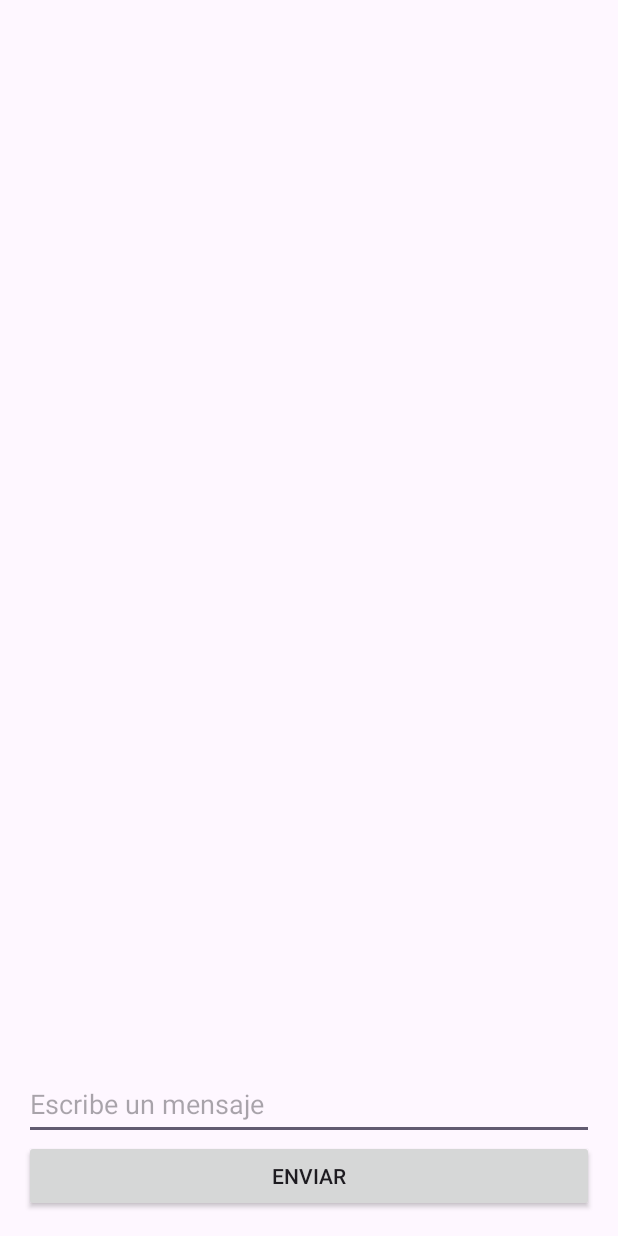
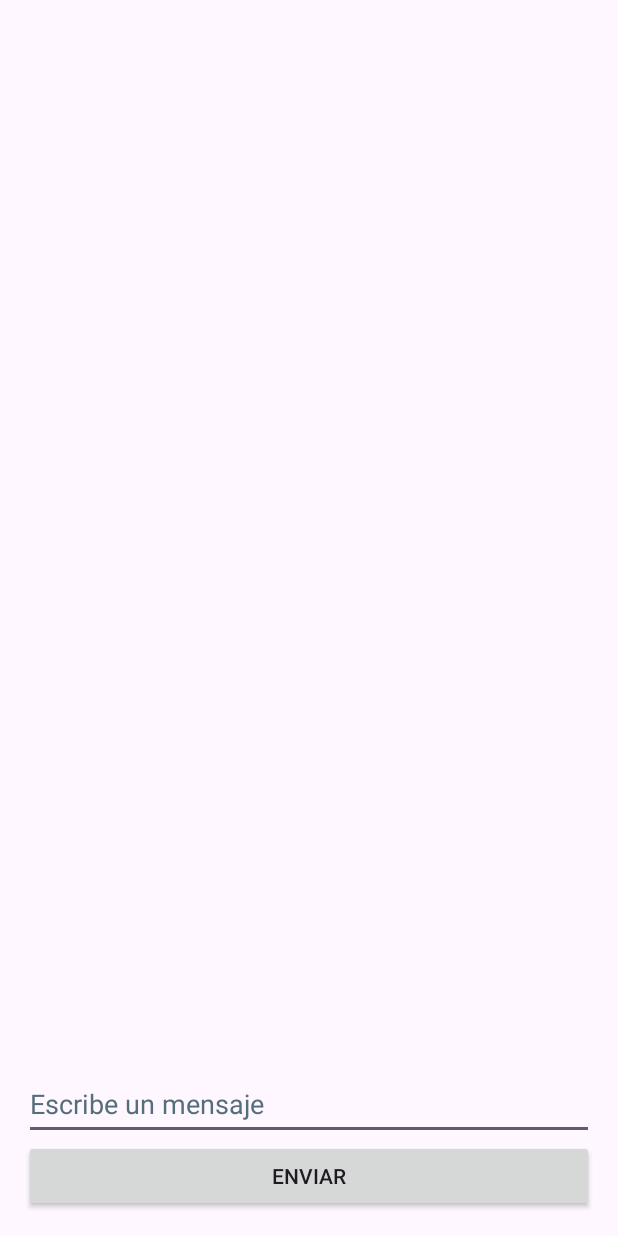
Before and after one commit to MarioPG6/Laboratorio-Messenger, an Android app: the RecieveMessageActivity screen opened directly, with no data from a screen before it, on a phone screen of 412 x 824 dp. Run offline under Robolectric (Android 15) with nearby library versions, the phone set to English and light mode, and no system bars.

Commit message:
Coreccion de errores

```diff
--- a/app/src/main/res/layout/activity_recieve_message.xml
+++ b/app/src/main/res/layout/activity_recieve_message.xml
@@ -1,28 +1,34 @@
 <?xml version="1.0" encoding="utf-8"?>
 <LinearLayout
     xmlns:android="http://schemas.android.com/apk/res/android"
+    xmlns:tools="http://schemas.android.com/tools"
     android:layout_width="match_parent"
     android:layout_height="match_parent"
     android:padding="16dp"
-    android:orientation="vertical">
+    android:orientation="vertical"
+    tools:ignore="VisualLintBounds">
 
     <ListView
         android:id="@+id/chat_list"
         android:layout_width="match_parent"
         android:layout_height="0dp"
-        android:layout_weight="1"/>
+        android:layout_weight="1" />
 
     <EditText
         android:id="@+id/message"
         android:layout_width="match_parent"
         android:layout_height="wrap_content"
-        android:hint="Escribe un mensaje"
-        android:minHeight="48dp" />
+        android:autofillHints=""
+        android:hint="@string/escribe_un_mensaje1"
+        android:minHeight="48dp"
+        android:textColorHint="#546E7A"
+        tools:ignore="VisualLintTextFieldSize" />
 
     <Button
         android:id="@+id/send_button"
         android:layout_width="match_parent"
         android:layout_height="wrap_content"
-        android:text="Enviar"/>
+        android:text="@string/enviar1"
+        tools:ignore="VisualLintButtonSize" />
 
 </LinearLayout>
--- a/app/src/main/res/values/strings.xml
+++ b/app/src/main/res/values/strings.xml
@@ -5,4 +5,6 @@
     <string name="enviar">Enviar</string>
     <string name="escribe_un_mensaje">Escribe un mensaje</string>
     <string name="eliminar_mensajes">Eliminar mensajes</string>
+    <string name="escribe_un_mensaje1">Escribe un mensaje</string>
+    <string name="enviar1">Enviar</string>
 </resources>
```
